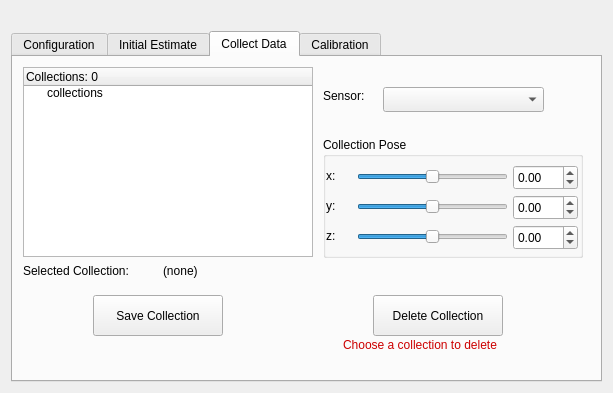
lardemua/atom_rviz_plugin, file atom_rviz_plugin/src/ui/calibration_panel.ui: the form before one commit.
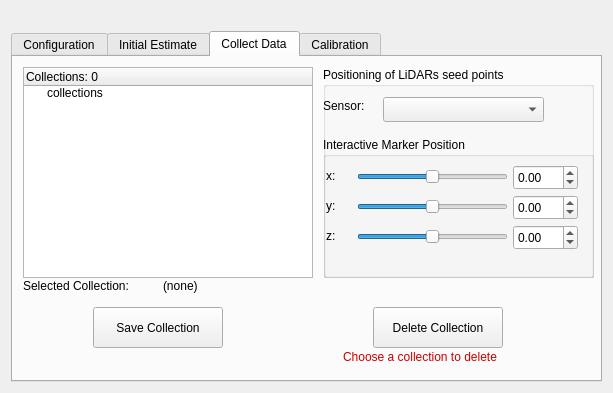
The form after the commit. The open tabs and pages were chosen to show the change.

Diff of the .ui file:
```diff
--- a/atom_rviz_plugin/src/ui/calibration_panel.ui
+++ b/atom_rviz_plugin/src/ui/calibration_panel.ui
@@ -1716,7 +1716,7 @@
        <property name="geometry">
         <rect>
          <x>80</x>
-         <y>238</y>
+         <y>250</y>
          <width>130</width>
          <height>41</height>
         </rect>
@@ -1729,7 +1729,7 @@
        <property name="geometry">
         <rect>
          <x>360</x>
-         <y>238</y>
+         <y>250</y>
          <width>130</width>
          <height>41</height>
         </rect>
@@ -1744,7 +1744,7 @@
          <x>10</x>
          <y>10</y>
          <width>290</width>
-         <height>190</height>
+         <height>211</height>
         </rect>
        </property>
        <column>
@@ -1758,17 +1758,94 @@
         </property>
        </item>
       </widget>
+      <widget class="QLabel" name="collectDataSensorLabel">
+       <property name="geometry">
+        <rect>
+         <x>10</x>
+         <y>220</y>
+         <width>151</width>
+         <height>17</height>
+        </rect>
+       </property>
+       <property name="text">
+        <string>Selected Collection:</string>
+       </property>
+      </widget>
+      <widget class="QLabel" name="collectDataSensorLabel2">
+       <property name="geometry">
+        <rect>
+         <x>150</x>
+         <y>220</y>
+         <width>191</width>
+         <height>17</height>
+        </rect>
+       </property>
+       <property name="text">
+        <string>(none)</string>
+       </property>
+      </widget>
+      <widget class="QLabel" name="collectDataDeleteCollectionLabel">
+       <property name="geometry">
+        <rect>
+         <x>330</x>
+         <y>292</y>
+         <width>201</width>
+         <height>17</height>
+        </rect>
+       </property>
+       <property name="text">
+        <string>&lt;html&gt;&lt;head/&gt;&lt;body&gt;&lt;p&gt;&lt;span style=&quot; color:#cc0000;&quot;&gt;Choose a collection to delete&lt;/span&gt;&lt;/p&gt;&lt;/body&gt;&lt;/html&gt;</string>
+       </property>
+      </widget>
+      <widget class="QGroupBox" name="groupBox">
+       <property name="geometry">
+        <rect>
+         <x>310</x>
+         <y>10</y>
+         <width>271</width>
+         <height>211</height>
+        </rect>
+       </property>
+       <property name="title">
+        <string>Positioning of LiDARs seed points</string>
+       </property>
+       <widget class="QLabel" name="label_2">
+        <property name="geometry">
+         <rect>
+          <x>0</x>
+          <y>30</y>
+          <width>67</width>
+          <height>17</height>
+         </rect>
+        </property>
+        <property name="text">
+         <string>Sensor:</string>
+        </property>
+       </widget>
+       <widget class="QComboBox" name="collectDataSensorsComboBox">
+        <property name="geometry">
+         <rect>
+          <x>60</x>
+          <y>30</y>
+          <width>161</width>
+          <height>25</height>
+         </rect>
+        </property>
+        <property name="maxVisibleItems">
+         <number>50</number>
+        </property>
+       </widget>
       <widget class="QGroupBox" name="collectDataGroupBox">
        <property name="geometry">
         <rect>
-         <x>310</x>
-         <y>80</y>
-         <width>260</width>
-         <height>121</height>
+          <x>0</x>
+          <y>70</y>
+          <width>271</width>
+          <height>141</height>
         </rect>
        </property>
        <property name="title">
-        <string>Collection Pose</string>
+         <string>Interactive Marker Position</string>
        </property>
        <widget class="QLabel" name="collectDataPoseXLabel">
         <property name="geometry">
@@ -1924,70 +2001,6 @@
         </property>
        </widget>
       </widget>
-      <widget class="QLabel" name="collectDataSensorLabel">
-       <property name="geometry">
-        <rect>
-         <x>10</x>
-         <y>205</y>
-         <width>151</width>
-         <height>17</height>
-        </rect>
-       </property>
-       <property name="text">
-        <string>Selected Collection:</string>
-       </property>
-      </widget>
-      <widget class="QLabel" name="collectDataSensorLabel2">
-       <property name="geometry">
-        <rect>
-         <x>150</x>
-         <y>205</y>
-         <width>191</width>
-         <height>17</height>
-        </rect>
-       </property>
-       <property name="text">
-        <string>(none)</string>
-       </property>
-      </widget>
-      <widget class="QLabel" name="collectDataDeleteCollectionLabel">
-       <property name="geometry">
-        <rect>
-         <x>330</x>
-         <y>280</y>
-         <width>201</width>
-         <height>17</height>
-        </rect>
-       </property>
-       <property name="text">
-        <string>&lt;html&gt;&lt;head/&gt;&lt;body&gt;&lt;p&gt;&lt;span style=&quot; color:#cc0000;&quot;&gt;Choose a collection to delete&lt;/span&gt;&lt;/p&gt;&lt;/body&gt;&lt;/html&gt;</string>
-       </property>
-      </widget>
-      <widget class="QComboBox" name="collectDataSensorsComboBox">
-       <property name="geometry">
-        <rect>
-         <x>370</x>
-         <y>30</y>
-         <width>161</width>
-         <height>25</height>
-        </rect>
-       </property>
-       <property name="maxVisibleItems">
-        <number>50</number>
-       </property>
-      </widget>
-      <widget class="QLabel" name="label_2">
-       <property name="geometry">
-        <rect>
-         <x>310</x>
-         <y>30</y>
-         <width>67</width>
-         <height>17</height>
-        </rect>
-       </property>
-       <property name="text">
-        <string>Sensor:</string>
-       </property>
       </widget>
      </widget>
      <widget class="QWidget" name="calibrationTab">
```
Left out of the diff: 104 changed lines with no effect on the pictures. Lines whose indentation alone changed are shown as unchanged.
